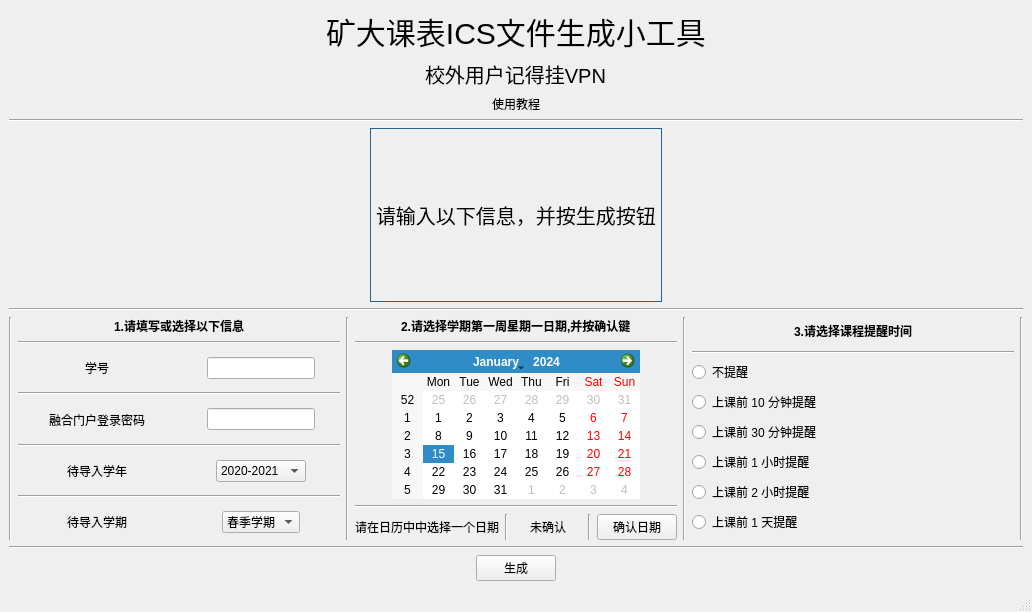
Before: the Qt Designer form ui/mainWindow.ui in Yi-Xio/SchoolTimetableToIcs, drawn with Qt 5.
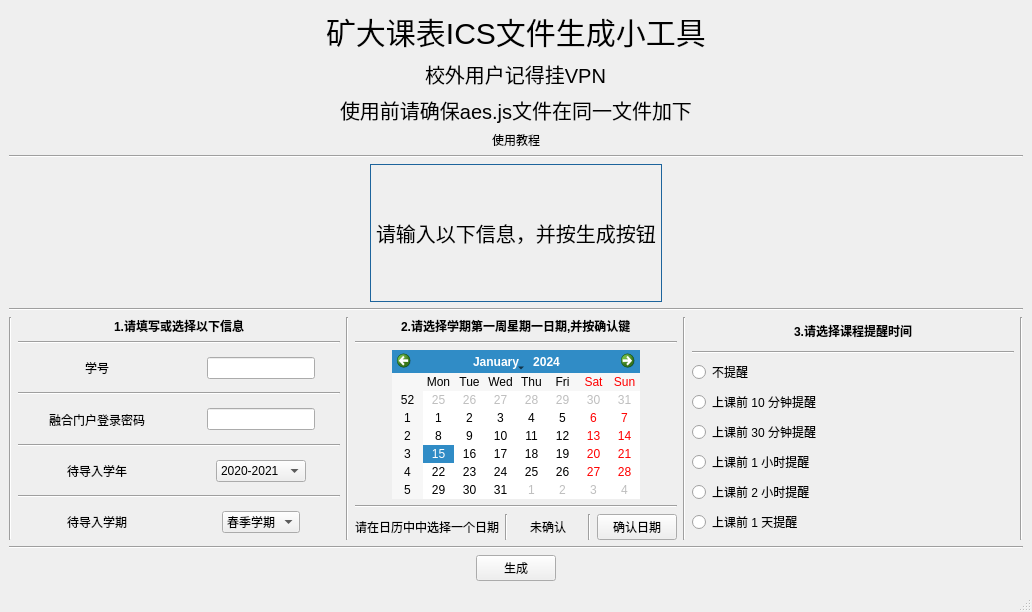
After: the same form once the commit is applied.

Commit message: 修复了使用pyinstaller打包时ase.js引用路径错误问题

```diff
--- a/ui/mainWindow.ui
+++ b/ui/mainWindow.ui
@@ -60,6 +60,20 @@
             </property>
            </widget>
           </item>
+          <item alignment="Qt::AlignHCenter">
+           <widget class="QLabel" name="label_10">
+            <property name="styleSheet">
+             <string notr="true">QLabel#label_10{
+	font-family:微软雅黑;
+	font-size:20px;
+	color:&quot;red&quot;
+}</string>
+            </property>
+            <property name="text">
+             <string>使用前请确保aes.js文件在同一文件加下</string>
+            </property>
+           </widget>
+          </item>
           <item>
            <layout class="QVBoxLayout" name="verticalLayout_17">
             <item alignment="Qt::AlignHCenter">
```
The commit also changes 2 other files.
